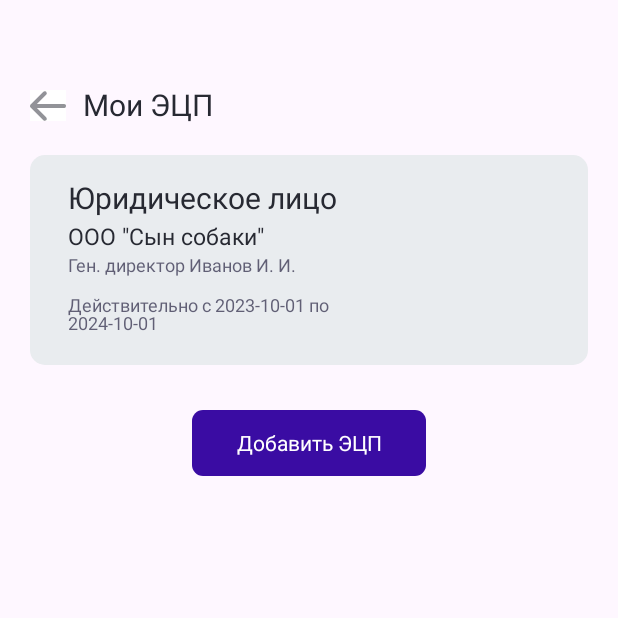
After one commit to justannnnnn/MitraArtApp, an Android app: the MyECPActivity screen opened directly, with no data from a screen before it, on a phone screen of 412 x 824 dp, the top half of it. The commit adds this screen. Run offline under Robolectric (Android 15) with nearby library versions, the phone set to English and light mode, and no system bars.

Commit message:
Created MyECP activity with recycler view and function of deleting by swipe. Also added alert dialogs in changing types activities

```diff
--- a/app/build.gradle.kts
+++ b/app/build.gradle.kts
@@ -13,7 +13,7 @@ android {
 
     defaultConfig {
         applicationId = "com.example.mitraartapp"
-        minSdk = 24
+        minSdk = 26
         targetSdk = 31
         versionCode = 1
         versionName = "1.0"
@@ -82,4 +82,5 @@ dependencies {
     implementation ("org.jetbrains.kotlinx:kotlinx-coroutines-core:1.7.0")
 
     implementation ("com.squareup.okhttp3:okhttp:3.8.1")
+    implementation ("com.google.android.material:material:1.5.0")
  }
--- a/app/src/main/AndroidManifest.xml
+++ b/app/src/main/AndroidManifest.xml
@@ -28,6 +28,9 @@
         android:theme="@style/Theme.MitraArtApp"
         tools:targetApi="31">
         <activity
+            android:name=".MyECPActivity"
+            android:exported="false" />
+        <activity
             android:name=".ChangePasswordActivity"
             android:exported="false" />
 
@@ -40,7 +43,7 @@
             <!-- ressource file to create -->
             <meta-data
                 android:name="android.support.FILE_PROVIDER_PATHS"
-                android:resource="@xml/file_paths"></meta-data>
+                android:resource="@xml/file_paths" />
         </provider>
 
         <activity
--- a/app/src/main/java/com/example/mitraartapp/App.kt
+++ b/app/src/main/java/com/example/mitraartapp/App.kt
@@ -3,5 +3,6 @@ package com.example.mitraartapp
 import android.app.Application
 
 class App : Application() {
+    val ecpService = ECPService()
     val lotService = LotService()
 }
--- /dev/null
+++ b/app/src/main/java/com/example/mitraartapp/ECP.kt
@@ -0,0 +1,12 @@
+package com.example.mitraartapp
+
+import java.time.LocalDate
+import java.util.Date
+
+data class ECP(
+    val type: String, // тип(физ. или юр. лицо)
+    val name: String, // ФИО или наименование организации
+    val activationStart: LocalDate, // дата начала действительности ЭЦП
+    val activationEnd: LocalDate, // дата конца действительности ЭЦП
+    val director: String? = null // директор(для юр. лица)
+)
--- /dev/null
+++ b/app/src/main/java/com/example/mitraartapp/ECPAdapter.kt
@@ -0,0 +1,77 @@
+package com.example.mitraartapp
+
+import android.os.Build
+import android.view.LayoutInflater
+import android.view.View
+import android.view.ViewGroup
+import android.widget.ImageView
+import android.widget.TextView
+import androidx.annotation.RequiresApi
+import androidx.recyclerview.widget.RecyclerView
+import java.time.format.DateTimeFormatter
+
+class ECPAdapter(private val mECPs: MutableList<ECP>) : RecyclerView.Adapter<ECPAdapter.ViewHolder>()
+{
+    // Provide a direct reference to each of the views within a data item
+    // Used to cache the views within the item layout for fast access
+    inner class ViewHolder(itemView: View) : RecyclerView.ViewHolder(itemView) {
+        // Your holder should contain and initialize a member variable
+        // for any view that will be set as you render a row
+        val ECPtypeTextView = itemView.findViewById<TextView>(R.id.typeECPTextView)
+        val ECPnameTextView = itemView.findViewById<TextView>(R.id.nameECPTextView)
+        val ECPdirectorTextView = itemView.findViewById<TextView>(R.id.directorECPTextView)
+        val ECPactsTextView = itemView.findViewById<TextView>(R.id.actsECPTextView)
+    }
+
+    // ... constructor and member variables
+    // Usually involves inflating a layout from XML and returning the holder
+    override fun onCreateViewHolder(parent: ViewGroup, viewType: Int): ECPAdapter.ViewHolder {
+        val context = parent.context
+        val inflater = LayoutInflater.from(context)
+        // Inflate the custom layout
+        val contactView = inflater.inflate(R.layout.item_ecp, parent, false)
+        // Return a new holder instance
+        return ViewHolder(contactView)
+    }
+
+    // Involves populating data into the item through holder
+    @RequiresApi(Build.VERSION_CODES.O)
+    override fun onBindViewHolder(viewHolder: ECPAdapter.ViewHolder, position: Int) {
+        // Get the data model based on position
+        val ecp: ECP = mECPs.get(position)
+        // Set item views based on your views and data model
+        val typeTextView = viewHolder.ECPtypeTextView
+        typeTextView.setText(ecp.type)
+        val nameTextView = viewHolder.ECPnameTextView
+        nameTextView.setText(ecp.name)
+        val directorTextView = viewHolder.ECPdirectorTextView
+        if (ecp.director != null) {
+            directorTextView.visibility = View.VISIBLE
+            directorTextView.setText(ecp.director)
+        }
+        else directorTextView.visibility = View.INVISIBLE
+        val actsTextView = viewHolder.ECPactsTextView
+        /*val formatter = DateTimeFormatter.ofPattern("dd.MM.yyyy")
+        var dateFormat = ecp.activationStart.toString()
+        val formatted1 = dateFormat.format(formatter)
+        dateFormat = ecp.activationEnd.toString()
+        val formatted2 = dateFormat.format(formatter)*/
+        actsTextView.setText("Действительно с " + ecp.activationStart.toString() + " по " + ecp.activationEnd.toString())
+    }
+
+    // Returns the total count of items in the list
+    override fun getItemCount(): Int {
+        return mECPs.size
+    }
+
+    fun removeItem(pos: Int){
+        mECPs.removeAt(pos)
+        notifyItemRemoved(pos)
+        notifyItemRangeChanged(pos, mECPs.size)
+    }
+
+    fun restoreItem(ecp: ECP, pos: Int) {
+        mECPs.add(pos, ecp)
+        notifyItemInserted(pos)
+    }
+}
--- /dev/null
+++ b/app/src/main/java/com/example/mitraartapp/MyECPActivity.kt
@@ -0,0 +1,157 @@
+package com.example.mitraartapp
+
+//import android.R
+import android.graphics.Bitmap
+import android.graphics.BitmapFactory
+import android.graphics.Canvas
+import android.graphics.Color
+import android.graphics.Paint
+import android.graphics.RectF
+import android.os.Bundle
+import android.view.View
+import android.widget.ImageButton
+import androidx.appcompat.app.AppCompatActivity
+import androidx.recyclerview.widget.ItemTouchHelper
+import androidx.recyclerview.widget.LinearLayoutManager
+import androidx.recyclerview.widget.RecyclerView
+import com.google.android.material.snackbar.Snackbar
+import com.google.android.play.core.integrity.p
+
+
+class MyECPActivity : AppCompatActivity() {
+
+    private val ecpService: ECPService // Объект LotService
+        get() = (applicationContext as App).ecpService
+    lateinit var ecps: MutableList<ECP>
+    lateinit var adapter: ECPAdapter
+    lateinit var rvECPs: RecyclerView
+    private var p = Paint()
+
+    override fun onCreate(savedInstanceState: Bundle?) {
+        super.onCreate(savedInstanceState)
+        setContentView(R.layout.activity_my_ecpactivity)
+
+        // Back button
+        var backButton = findViewById<ImageButton>(R.id.back_button)
+        backButton.setOnClickListener {
+            finish()
+        }
+
+        // RecyclerView
+        rvECPs = findViewById<View>(R.id.ecp_RecyclerView) as RecyclerView
+        ecps = ecpService.getECPs()
+        adapter = ECPAdapter(ecps)
+        rvECPs.adapter = adapter
+        rvECPs.layoutManager = LinearLayoutManager(this, LinearLayoutManager.VERTICAL, false)
+        enableSwipe()
+
+    }
+
+    private fun enableSwipe() {
+        val simpleItemTouchCallback: ItemTouchHelper.SimpleCallback = object : ItemTouchHelper.SimpleCallback(0, ItemTouchHelper.LEFT) {
+            override fun onMove(
+                recyclerView: RecyclerView,
+                viewHolder: RecyclerView.ViewHolder,
+                target: RecyclerView.ViewHolder
+            ): Boolean {
+                return false
+            }
+
+            override fun onSwiped(viewHolder: RecyclerView.ViewHolder, direction: Int) {
+                val position = viewHolder.adapterPosition
+                if (direction == ItemTouchHelper.LEFT) {
+                    val deletedModel: ECP = ecps.get(position)
+                    adapter.removeItem(position)
+                    // showing snack bar with Undo option
+                    val snackbar = Snackbar.make(
+                        window.decorView.rootView,
+                        "ЭЦП был удален",
+                        Snackbar.LENGTH_LONG
+                    )
+                    snackbar.setAction("ОТМЕНИТЬ") { // undo is selected, restore the deleted item
+                        adapter.restoreItem(deletedModel, position)
+                    }
+                    snackbar.setActionTextColor(Color.MAGENTA)
+                    snackbar.show()
+                } /*else {
+                    val deletedModel: ECP = ecps.get(position)
+                    adapter.removeItem(position)
+                    // showing snack bar with Undo option
+                    val snackbar = Snackbar.make(
+                        window.decorView.rootView,
+                        " removed from Recyclerview!",
+                        Snackbar.LENGTH_LONG
+                    )
+                    snackbar.setAction("UNDO") { // undo is selected, restore the deleted item
+                        adapter.restoreItem(deletedModel, position)
+                    }
+                    snackbar.setActionTextColor(Color.YELLOW)
+                    snackbar.show()
+                }*/
+            }
+
+            override fun onChildDraw(
+                c: Canvas,
+                recyclerView: RecyclerView,
+                viewHolder: RecyclerView.ViewHolder,
+                dX: Float,
+                dY: Float,
+                actionState: Int,
+                isCurrentlyActive: Boolean
+            ) {
+                val icon: Bitmap
+                if (actionState == ItemTouchHelper.ACTION_STATE_SWIPE) {
+                    val itemView = viewHolder.itemView
+                    val height = itemView.bottom.toFloat() - itemView.top.toFloat()
+                    val width = height / 3
+                    /*if (dX > 0) {
+                        p.setColor(Color.parseColor("#388E3C"))
+                        val background = RectF(
+                            itemView.left.toFloat(),
+                            itemView.top.toFloat(),
+                            dX,
+                            itemView.bottom.toFloat()
+                        )
+                        c.drawRect(background, p)
+                        icon = BitmapFactory.decodeResource(resources, R.drawable.delete)
+                        val icon_dest = RectF(
+                            itemView.left.toFloat() + width,
+                            itemView.top.toFloat() + width,
+                            itemView.left.toFloat() + 2 * width,
+                            itemView.bottom.toFloat() - width
+                        )
+                        c.drawBitmap(icon, null, icon_dest, p)
+                    } else {*/
+                        p.setColor(Color.parseColor("#D32F2F"))
+                        val background = RectF(
+                            itemView.right.toFloat() + dX,
+                            itemView.top.toFloat(),
+                            itemView.right.toFloat(),
+                            itemView.bottom.toFloat()
+                        )
+                        c.drawRoundRect(background, 80f, 80f, p)
+                        icon = BitmapFactory.decodeResource(resources, R.drawable.delete)
+                        val icon_dest = RectF(
+                            itemView.right.toFloat() - 2 * width,
+                            itemView.top.toFloat() + width,
+                            itemView.right.toFloat() - width,
+                            itemView.bottom.toFloat() - width
+                        )
+                        c.drawBitmap(icon, null, icon_dest, p)
+                    //}
+                }
+                super.onChildDraw(
+                    c,
+                    recyclerView,
+                    viewHolder,
+                    dX,
+                    dY,
+                    actionState,
+                    isCurrentlyActive
+                )
+            }
+        }
+        val itemTouchHelper = ItemTouchHelper(simpleItemTouchCallback)
+        itemTouchHelper.attachToRecyclerView(rvECPs)
+    }
+}
--- /dev/null
+++ b/app/src/main/res/layout/activity_my_ecpactivity.xml
@@ -0,0 +1,91 @@
+<?xml version="1.0" encoding="utf-8"?>
+<androidx.constraintlayout.widget.ConstraintLayout xmlns:android="http://schemas.android.com/apk/res/android"
+    xmlns:app="http://schemas.android.com/apk/res-auto"
+    xmlns:tools="http://schemas.android.com/tools"
+    android:layout_width="match_parent"
+    android:layout_height="match_parent"
+    tools:context=".MyECPActivity">
+
+    <androidx.core.widget.NestedScrollView
+        android:layout_width="match_parent"
+        android:layout_height="match_parent"
+        android:fillViewport="true"
+        tools:layout_editor_absoluteX="0dp"
+        tools:layout_editor_absoluteY="0dp">
+
+        <androidx.constraintlayout.widget.ConstraintLayout
+            android:layout_width="match_parent"
+            android:layout_height="match_parent"
+            android:layout_marginLeft="20dp"
+            android:layout_marginRight="20dp"
+            android:paddingBottom="100dp">
+
+            <ImageButton
+                android:id="@+id/back_button"
+                android:layout_width="wrap_content"
+                android:layout_height="wrap_content"
+                android:layout_marginTop="60dp"
+                android:background="@color/white"
+                android:src="@drawable/ic_back_arrow"
+                app:layout_constraintStart_toStartOf="parent"
+                app:layout_constraintTop_toTopOf="parent" />
+
+            <TextView
+                android:id="@+id/my_ecp_textView"
+                android:layout_width="wrap_content"
+                android:layout_height="wrap_content"
+                android:layout_marginLeft="11dp"
+                android:layout_marginTop="56dp"
+                android:gravity="top"
+                android:text="@string/my_one_ecp"
+                android:textAppearance="@style/text_style_h2"
+                app:layout_constraintStart_toEndOf="@+id/back_button"
+                app:layout_constraintTop_toTopOf="parent" />
+
+            <LinearLayout
+                android:layout_width="match_parent"
+                android:layout_height="wrap_content"
+                android:id="@+id/ll1"
+                android:layout_marginTop="20dp"
+                app:layout_constraintStart_toStartOf="parent"
+                app:layout_constraintEnd_toEndOf="parent"
+                app:layout_constraintTop_toBottomOf="@id/my_ecp_textView"
+                >
+                <androidx.recyclerview.widget.RecyclerView
+                    android:id="@+id/ecp_RecyclerView"
+                    android:layout_width="match_parent"
+                    android:layout_height="match_parent" />
+            </LinearLayout>
+
+
+            <LinearLayout
+                android:id="@+id/ll2"
+                android:layout_width="156dp"
+                android:layout_height="44dp"
+                android:layout_marginTop="30dp"
+                android:background="@drawable/not_very_round_corners_purple"
+                app:layout_constraintEnd_toEndOf="parent"
+                app:layout_constraintStart_toStartOf="parent"
+                app:layout_constraintTop_toBottomOf="@+id/ll1">
+
+                <Button
+                    android:id="@+id/add_button"
+                    style="@style/Widget.MaterialComponents.Button.TextButton"
+                    android:layout_width="match_parent"
+                    android:layout_height="match_parent"
+                    android:text="@string/add_ecp"
+                    android:textAppearance="@style/text_style_menu"
+                    android:textColor="@color/white"
+                    android:gravity="center"
+                    app:layout_constraintEnd_toEndOf="parent"
+                    app:layout_constraintStart_toStartOf="parent"
+                    app:layout_constraintTop_toTopOf="parent" />
+            </LinearLayout>
+
+
+
+
+
+        </androidx.constraintlayout.widget.ConstraintLayout>
+    </androidx.core.widget.NestedScrollView>
+</androidx.constraintlayout.widget.ConstraintLayout>
--- /dev/null
+++ b/app/src/main/res/layout/item_ecp.xml
@@ -0,0 +1,60 @@
+<?xml version="1.0" encoding="utf-8"?>
+<androidx.constraintlayout.widget.ConstraintLayout xmlns:android="http://schemas.android.com/apk/res/android"
+    android:layout_width="match_parent"
+    android:layout_height="140dp"
+    xmlns:app="http://schemas.android.com/apk/res-auto"
+    android:paddingLeft="25dp"
+    android:background="@drawable/round_corners_grey"
+    >
+
+    <TextView
+        android:id="@+id/typeECPTextView"
+        android:layout_width="wrap_content"
+        android:layout_height="22dp"
+        app:layout_constraintStart_toStartOf="parent"
+        app:layout_constraintTop_toTopOf="parent"
+        android:layout_marginTop="20dp"
+        android:gravity="bottom"
+        android:textAppearance="@style/text_style_h2"/>
+    <!--android:text="Физическое лицо"-->
+
+
+    <TextView
+        android:id="@+id/nameECPTextView"
+        android:layout_width="wrap_content"
+        android:layout_height="17dp"
+        app:layout_constraintStart_toStartOf="parent"
+        app:layout_constraintTop_toBottomOf="@+id/typeECPTextView"
+        android:layout_marginTop="5dp"
+        android:gravity="bottom"
+        android:textAppearance="@style/text_style_h3"/>
+    <!--android:text="Иванов Иван Иванович"-->
+
+
+<TextView
+    android:id="@+id/directorECPTextView"
+    android:layout_width="195dp"
+    android:layout_height="wrap_content"
+    app:layout_constraintStart_toStartOf="parent"
+    app:layout_constraintTop_toBottomOf="@id/nameECPTextView"
+    android:layout_marginBottom="20dp"
+    android:gravity="bottom"
+    android:textAppearance="@style/text_style_h4_grey"/>
+<!--android:text="Ген. директор Иванов И. И."-->
+
+
+<TextView
+    android:id="@+id/actsECPTextView"
+    android:layout_width="195dp"
+    android:layout_height="wrap_content"
+    app:layout_constraintStart_toStartOf="parent"
+    app:layout_constraintBottom_toBottomOf="parent"
+    android:layout_marginBottom="20dp"
+    android:gravity="bottom"
+    android:textAppearance="@style/text_style_h4_grey"/>
+    <!--android:text="Действительно с 1 ноября 2022г. по 1 ноября 2023г."-->
+
+
+
+
+</androidx.constraintlayout.widget.ConstraintLayout>
--- a/app/src/main/res/values/strings.xml
+++ b/app/src/main/res/values/strings.xml
@@ -120,4 +120,7 @@
     <string name="enter_new_password">Введите новый пароль</string>
     <string name="repeat_new_password">Повторите новый пароль</string>
 
+    <string name="my_one_ecp">Мои ЭЦП</string>
+    <string name="add_ecp">Добавить ЭЦП</string>
+
 </resources>
--- a/app/src/main/res/values/themes.xml
+++ b/app/src/main/res/values/themes.xml
@@ -63,6 +63,15 @@
         <item name="lineHeight">12dp</item>
         <item name="android:letterSpacing">0</item>
 
+    </style><style name="text_style_h4_grey">
+        <item name="android:textSize">12dp</item>
+        <item name="android:textColor">#B3262442</item>
+        <item name="android:gravity">top</item>
+        <item name="fontFamily">Roboto</item>
+        <item name="fontWeight">500</item>
+        <item name="lineHeight">12dp</item>
+        <item name="android:letterSpacing">0</item>
+
     </style><style name="text_style_h5">
         <item name="android:textSize">14dp</item>
         <item name="android:textColor">#272932</item>
```
Also changed, not shown: app/src/main/java/com/example/mitraartapp/ECPService.kt (added, +15 -0 lines), app/src/main/java/com/example/mitraartapp/IPTypeActivity.kt (+14 -1 lines), app/src/main/java/com/example/mitraartapp/LegalTypeActivity.kt (+14 -1 lines), app/src/main/java/com/example/mitraartapp/PhysicalTypeActivity.kt (+14 -1 lines), app/src/main/java/com/example/mitraartapp/UserSettingsActivity.kt (+80 -35 lines), app/src/main/res/drawable/delete.png (added).
